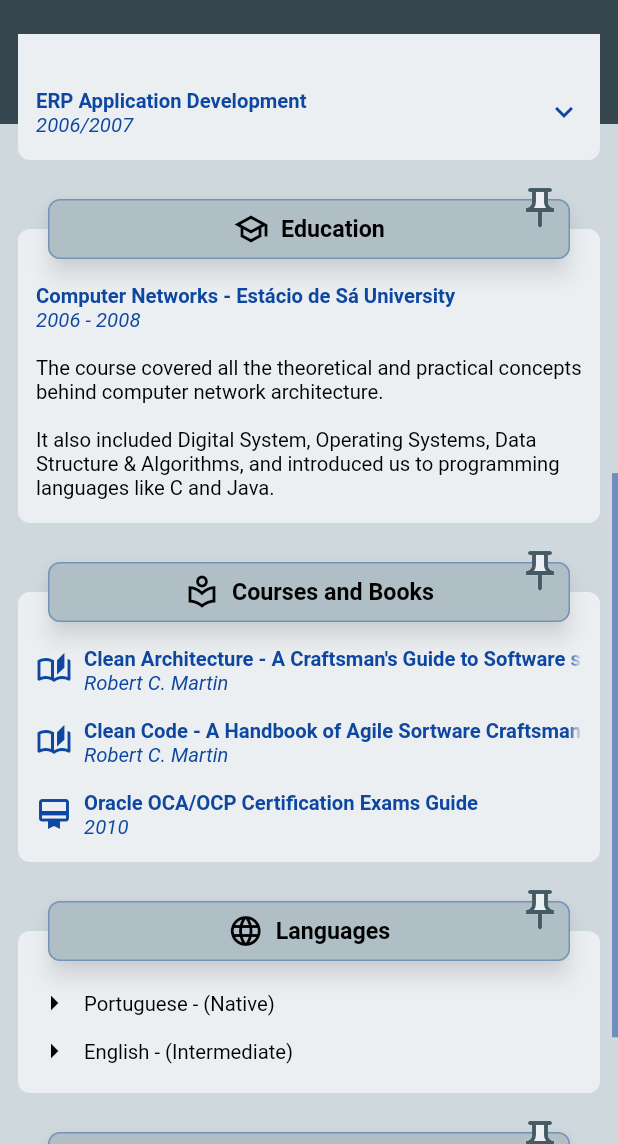
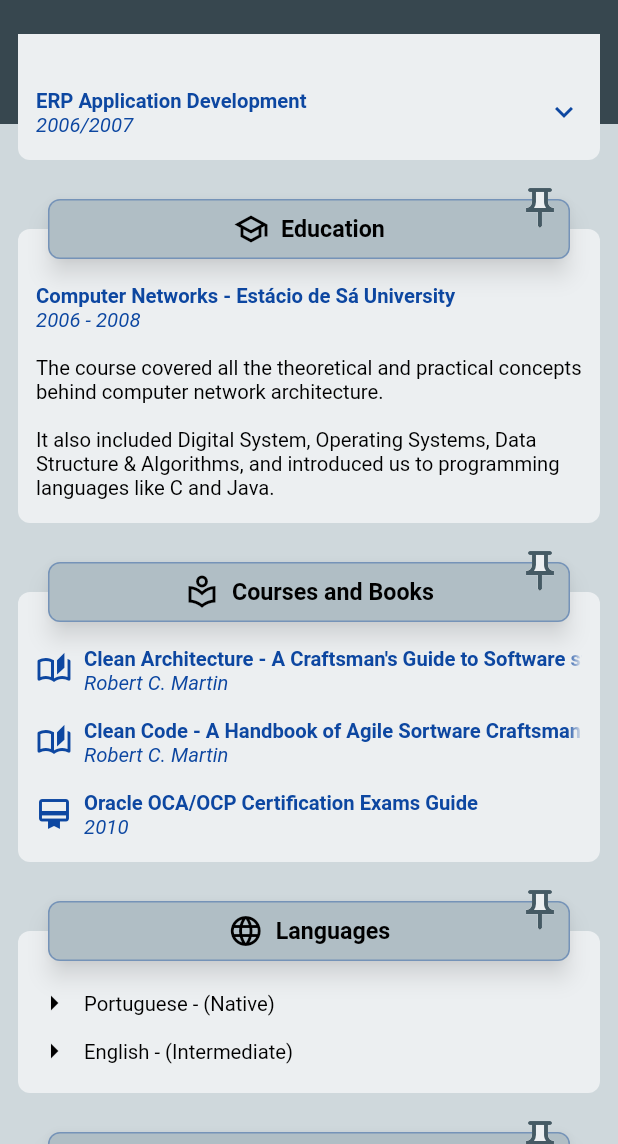
Before and after one commit to jmsil/flutter_my_cv, a Flutter app: the screen it shows after launch, scrolled down 576 dp, on a phone screen of 412 x 824 dp, the part 92-1236 px from its top. Run offline on Flutter 3.47's test engine with Material 2 defaults, Android fonts, the phone set to English and light mode, and no system bars.

Commit message:
Removes scrollbars.

```diff
--- a/lib/scaffold/content.dart
+++ b/lib/scaffold/content.dart
@@ -43,7 +43,6 @@ class AppContent extends StatelessWidget {
             Expanded(
               flex: 2,
               child: AppListView(
-                AppTheme.darkBlue.withOpacity(0.5),
                 const EdgeInsets.all(12),
                 [
                   _ProfessionalSummaryGroup(),
@@ -61,7 +60,6 @@ class AppContent extends StatelessWidget {
           ]
         )
       : AppListView(
-          AppTheme.darkBlue.withOpacity(0.5),
           EdgeInsets.fromLTRB(12, isOverlayStyle ? 0 : 24, 12, 12),
           [
             _ProfessionalSummaryGroup(),
--- a/lib/scaffold/sidebar.dart
+++ b/lib/scaffold/sidebar.dart
@@ -112,9 +112,7 @@ class AppSidebar extends StatelessWidget {
               children: [
                 Expanded(
                   child: AppSliverScroller(
-                    AppTheme.lightBlue,
                     [
-                      // Header
                       SliverAppBar(
                         stretch: true,
                         elevation: 0,
@@ -134,7 +132,6 @@ class AppSidebar extends StatelessWidget {
                         )
                       ),
 
-                      // Informations
                       SliverPadding(
                         padding: const EdgeInsets.symmetric(horizontal: 24, vertical: 12),
                         sliver: SliverList(
--- a/lib/ui/container/content_group.dart
+++ b/lib/ui/container/content_group.dart
@@ -44,7 +44,6 @@ class ContentGroup extends StatelessWidget {
           isClipped: hasListView,
           child: hasListView
             ? AppListView(
-                AppTheme.darkBlue.withOpacity(0.5),
                 contentPadding,
                 children
               )
--- a/lib/ui/scroller.dart
+++ b/lib/ui/scroller.dart
@@ -2,59 +2,35 @@ import 'package:flutter/gestures.dart';
 import 'package:flutter/material.dart';
 
 class AppListView extends StatelessWidget {
-  final Color scrollbarColor;
   final EdgeInsets padding;
   final List<Widget> children;
 
-  AppListView(this.scrollbarColor, this.padding, this.children);
+  AppListView(this.padding, this.children);
 
   @override
   Widget build(BuildContext context) {
-    ScrollController controller = ScrollController(keepScrollOffset: false);
-    return AppScrollbar(
-      scrollbarColor,
-      controller,
-      ListView(
-        controller: controller,
-        cacheExtent: double.infinity,
-        padding: padding,
-        children: children
-      )
+    return ListView(
+      primary: false,
+      cacheExtent: double.infinity,
+      padding: padding,
+      children: children
     );
   }
 }
 
 class AppSliverScroller extends StatelessWidget {
-  final Color scrollbarColor;
   final List<Widget> slivers;
 
-  AppSliverScroller(this.scrollbarColor, this.slivers);
+  AppSliverScroller(this.slivers);
 
   @override
   Widget build(BuildContext context) {
-    ScrollController controller = ScrollController(keepScrollOffset: false);
-    return AppScrollbar(
-      scrollbarColor,
-      controller,
-      CustomScrollView(
-        controller: controller,
-        cacheExtent: double.infinity,
-        slivers: slivers
-      )
+    return CustomScrollView(
+      primary: false,
+      cacheExtent: double.infinity,
+      slivers: slivers
     );
   }
-}
-
-class AppScrollbar extends RawScrollbar {
-  AppScrollbar(Color color, ScrollController controller, Widget child)
-    :
-    super(
-      thickness: 4,
-      thumbColor: color,
-      controller: controller,
-      interactive: false,
-      child: child
-    );
 }
 
 class AppScrollBehavior extends ScrollBehavior {
```
